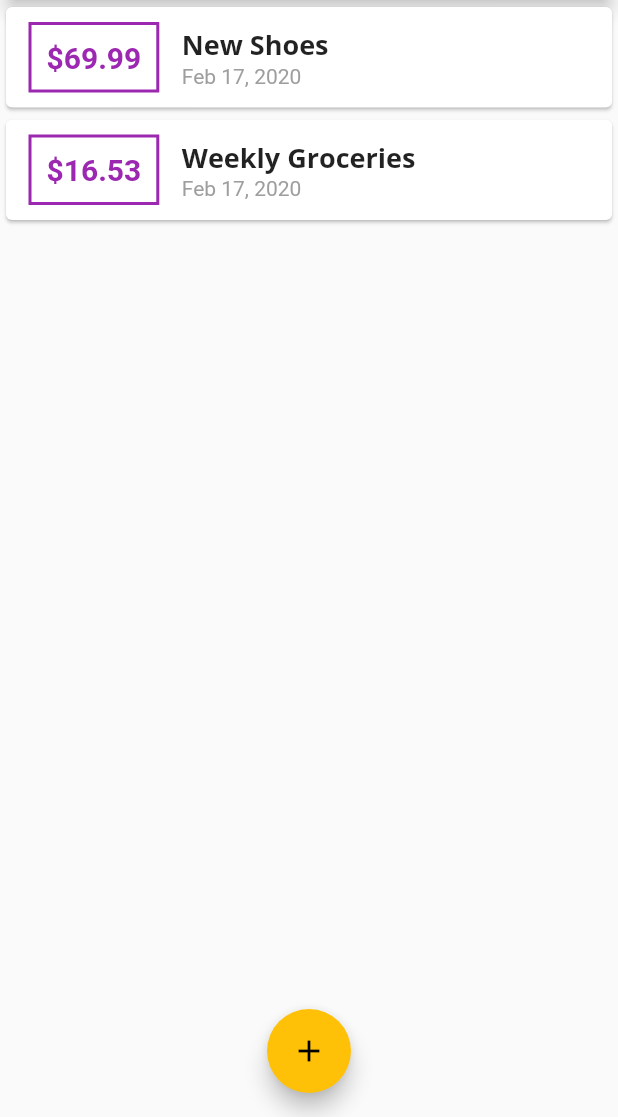
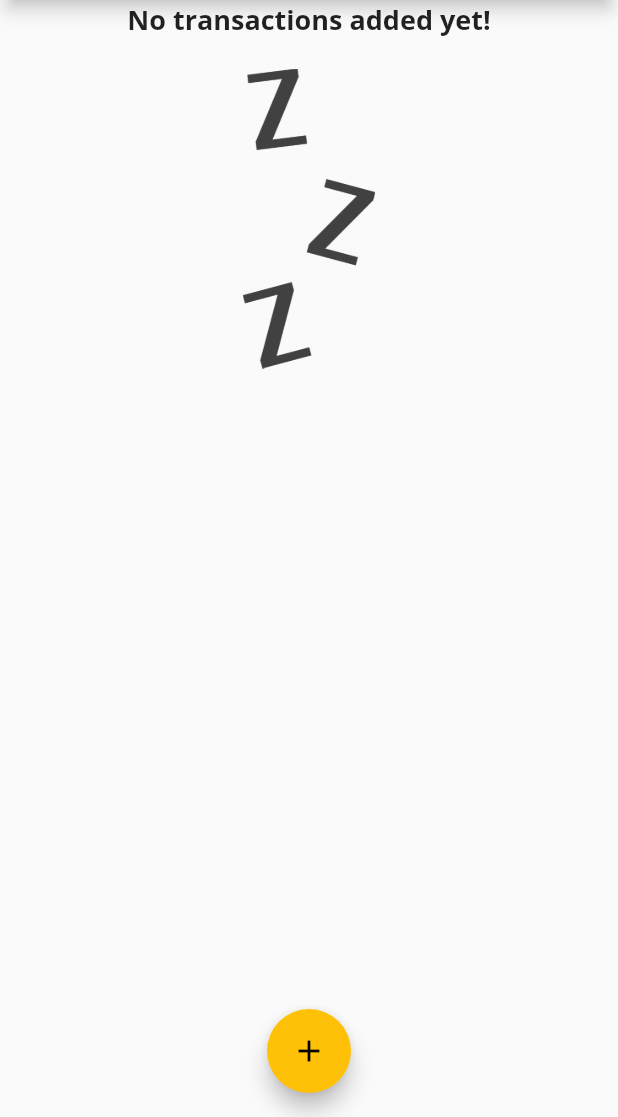
Before and after one commit to fritter/personal_expenses, a Flutter app: the screen it shows after launch, on a phone screen of 412 x 824 dp, the part 119-1236 px from its top. Run offline on Flutter 3.47's test engine with Material 2 defaults, Android fonts, the phone set to English and light mode, and no system bars.

Commit message:
Added image if there is no transactions.

```diff
--- a/lib/main.dart
+++ b/lib/main.dart
@@ -43,18 +43,18 @@ class MyHomePage extends StatefulWidget {
 
 class _MyHomePageState extends State<MyHomePage> {
   final List<Transaction> _userTransactions = [
-    Transaction(
-      id: 't1',
-      title: 'New Shoes',
-      amount: 69.99,
-      date: DateTime.now(),
-    ),
-    Transaction(
-      id: 't2',
-      title: 'Weekly Groceries',
-      amount: 16.53,
-      date: DateTime.now(),
-    ),
+    // Transaction(
+    //   id: 't1',
+    //   title: 'New Shoes',
+    //   amount: 69.99,
+    //   date: DateTime.now(),
+    // ),
+    // Transaction(
+    //   id: 't2',
+    //   title: 'Weekly Groceries',
+    //   amount: 16.53,
+    //   date: DateTime.now(),
+    // ),
   ];
 
   void _addNewTransaction(String txTitle, double txAmount) {
--- a/lib/widgets/transaction_list.dart
+++ b/lib/widgets/transaction_list.dart
@@ -12,13 +12,33 @@ class TransactionList extends StatelessWidget {
   Widget build(BuildContext context) {
     return Container(
       height: 300,
-      child: ListView.builder(
+      child: transactions.isEmpty
+          ? Column(
+              children: <Widget>[
+                Text(
+                  'No transactions added yet!',
+                  style: Theme.of(context).textTheme.title,
+                ),
+                SizedBox(
+                  height: 20,
+                ),
+                Container(
+                  height: 200,
+                  child: Image.asset(
+                    'assets/images/waiting.png',
+                    fit: BoxFit.cover,
+                  ),
+                ),
+              ],
+            )
+          : ListView.builder(
               itemBuilder: (ctx, index) {
                 return Card(
                   child: Row(
                     children: <Widget>[
                       Container(
-                  margin: EdgeInsets.symmetric(vertical: 10, horizontal: 15),
+                        margin:
+                            EdgeInsets.symmetric(vertical: 10, horizontal: 15),
                         decoration: BoxDecoration(
                           border: Border.all(
                             color: Theme.of(context).primaryColor,
--- a/pubspec.yaml
+++ b/pubspec.yaml
@@ -42,8 +42,8 @@ flutter:
   uses-material-design: true
 
   # To add assets to your application, add an assets section, like this:
-  # assets:
-  #  - images/a_dot_burr.jpeg
+  assets:
+   - assets/images/waiting.png
   #  - images/a_dot_ham.jpeg
 
   # An image asset can refer to one or more resolution-specific "variants", see
```
Also changed, not shown: assets/images/waiting.png (added). Lines whose indentation alone changed are shown as unchanged.
